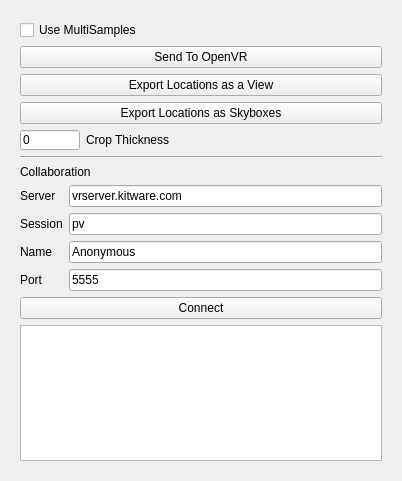
Before: the Qt Designer form Plugins/OpenVR/pqOpenVRDockPanel.ui in Kitware/ParaView, drawn with Qt 5.
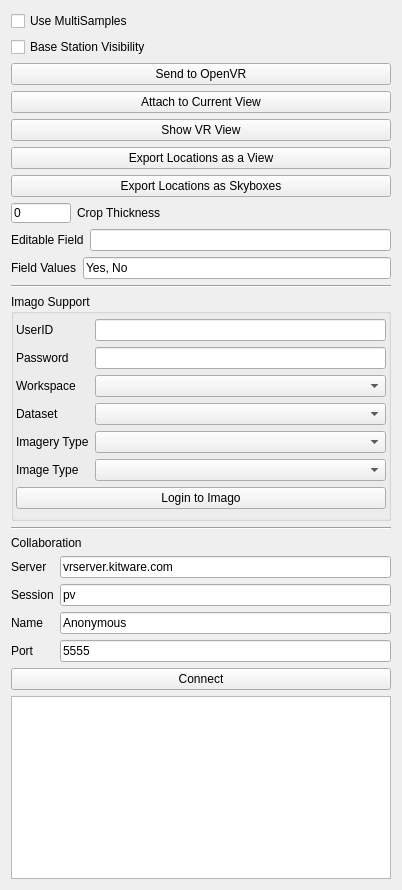
After: the same form once the commit is applied.

Commit message: Many updates to OpenVR plugin support in PV

Diff of the .ui file:
```diff
--- a/Plugins/OpenVR/pqOpenVRDockPanel.ui
+++ b/Plugins/OpenVR/pqOpenVRDockPanel.ui
@@ -7,13 +7,25 @@
     <x>0</x>
     <y>0</y>
     <width>402</width>
-    <height>481</height>
+    <height>890</height>
    </rect>
   </property>
   <property name="windowTitle">
    <string>Form</string>
   </property>
   <layout class="QHBoxLayout" name="horizontalLayout_4">
+   <property name="leftMargin">
+    <number>2</number>
+   </property>
+   <property name="topMargin">
+    <number>2</number>
+   </property>
+   <property name="rightMargin">
+    <number>2</number>
+   </property>
+   <property name="bottomMargin">
+    <number>2</number>
+   </property>
    <item>
     <widget class="QWidget" name="widget" native="true">
      <layout class="QVBoxLayout" name="verticalLayout">
@@ -27,10 +39,34 @@
         </property>
        </widget>
       </item>
+      <item>
+       <widget class="QCheckBox" name="baseStationVisibility">
+        <property name="text">
+         <string>Base Station Visibility</string>
+        </property>
+       </widget>
+      </item>
       <item>
        <widget class="QPushButton" name="sendToOpenVRButton">
         <property name="text">
-         <string>Send To OpenVR</string>
+         <string>Send to OpenVR</string>
+        </property>
+       </widget>
+      </item>
+      <item>
+       <widget class="QPushButton" name="attachToCurrentViewButton">
+        <property name="text">
+         <string>Attach to Current View</string>
+        </property>
+       </widget>
+      </item>
+      <item>
+       <widget class="QPushButton" name="showVRViewButton">
+        <property name="toolTip">
+         <string>Display a window showing a stabilized view of what the VR heasdet is showing</string>
+        </property>
+        <property name="text">
+         <string>Show VR View</string>
         </property>
        </widget>
       </item>
@@ -109,7 +145,158 @@
        </layout>
       </item>
       <item>
-       <widget class="Line" name="line">
+       <layout class="QHBoxLayout" name="horizontalLayout_2">
+        <item>
+         <widget class="QLabel" name="scalarFieldLabel">
+          <property name="text">
+           <string>Editable Field</string>
+          </property>
+         </widget>
+        </item>
+        <item>
+         <widget class="QLineEdit" name="editableField">
+          <property name="enabled">
+           <bool>true</bool>
+          </property>
+          <property name="toolTip">
+           <string extracomment="What scalar field can be edited in VR. This is an advanced feature still in development. You must specify field values below for this to work and the editable field specified must be a scalar array present in your data."/>
+          </property>
+         </widget>
+        </item>
+       </layout>
+      </item>
+      <item>
+       <layout class="QHBoxLayout" name="horizontalLayout_3">
+        <item>
+         <widget class="QLabel" name="fieldValuesLabel">
+          <property name="text">
+           <string>Field Values</string>
+          </property>
+         </widget>
+        </item>
+        <item>
+         <widget class="QLineEdit" name="fieldValues">
+          <property name="toolTip">
+           <string extracomment="The options available when editing a field in VR. These values, text or numeric will be stored in the currently selected point/cell for the specified editable field array above. This is in development."/>
+          </property>
+          <property name="text">
+           <string>Yes, No</string>
+          </property>
+         </widget>
+        </item>
+       </layout>
+      </item>
+      <item>
+       <widget class="Line" name="imagoLine">
+        <property name="orientation">
+         <enum>Qt::Horizontal</enum>
+        </property>
+       </widget>
+      </item>
+      <item>
+       <widget class="QGroupBox" name="imagoGroupBox">
+        <property name="minimumSize">
+         <size>
+          <width>0</width>
+          <height>0</height>
+         </size>
+        </property>
+        <property name="title">
+         <string>Imago Support</string>
+        </property>
+        <property name="flat">
+         <bool>true</bool>
+        </property>
+        <layout class="QVBoxLayout" name="verticalLayout_2">
+         <property name="leftMargin">
+          <number>2</number>
+         </property>
+         <property name="topMargin">
+          <number>5</number>
+         </property>
+         <property name="rightMargin">
+          <number>2</number>
+         </property>
+         <item>
+          <layout class="QGridLayout" name="imagoGrid">
+           <item row="0" column="0">
+            <widget class="QLabel" name="imagoUserLabel">
+             <property name="text">
+              <string>UserID</string>
+             </property>
+            </widget>
+           </item>
+           <item row="1" column="0">
+            <widget class="QLabel" name="imagoPasswordLabel">
+             <property name="text">
+              <string>Password</string>
+             </property>
+            </widget>
+           </item>
+           <item row="5" column="0">
+            <widget class="QLabel" name="imagoImageTypeLabel">
+             <property name="text">
+              <string>Image Type</string>
+             </property>
+            </widget>
+           </item>
+           <item row="2" column="0">
+            <widget class="QLabel" name="imagoWorkspaceLabel">
+             <property name="text">
+              <string>Workspace</string>
+             </property>
+            </widget>
+           </item>
+           <item row="4" column="0">
+            <widget class="QLabel" name="imagoImageryTypeLabel">
+             <property name="text">
+              <string>Imagery Type</string>
+             </property>
+            </widget>
+           </item>
+           <item row="0" column="1">
+            <widget class="QLineEdit" name="imagoUserValue"/>
+           </item>
+           <item row="5" column="1">
+            <widget class="QComboBox" name="imagoImageTypeCombo"/>
+           </item>
+           <item row="1" column="1">
+            <widget class="QLineEdit" name="imagoPasswordValue">
+             <property name="echoMode">
+              <enum>QLineEdit::Password</enum>
+             </property>
+            </widget>
+           </item>
+           <item row="3" column="0">
+            <widget class="QLabel" name="imagoDatasetLabel">
+             <property name="text">
+              <string>Dataset</string>
+             </property>
+            </widget>
+           </item>
+           <item row="4" column="1">
+            <widget class="QComboBox" name="imagoImageryTypeCombo"/>
+           </item>
+           <item row="2" column="1">
+            <widget class="QComboBox" name="imagoWorkspaceCombo"/>
+           </item>
+           <item row="3" column="1">
+            <widget class="QComboBox" name="imagoDatasetCombo"/>
+           </item>
+          </layout>
+         </item>
+         <item>
+          <widget class="QPushButton" name="imagoLoginButton">
+           <property name="text">
+            <string>Login to Imago</string>
+           </property>
+          </widget>
+         </item>
+        </layout>
+       </widget>
+      </item>
+      <item>
+       <widget class="Line" name="line_2">
         <property name="orientation">
          <enum>Qt::Horizontal</enum>
         </property>
```
Left out of the diff: 73 changed lines with no effect on the pictures. The commit also changes 24 other files.
